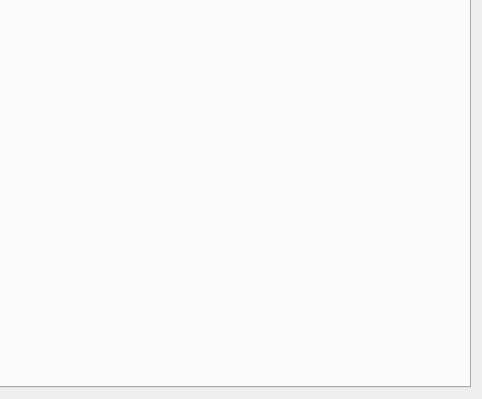
Qt form mainwindow.ui (alexwh/alan) before a commit; both pictures show x 216 to 698 and y 102 to 501 of the 698 by 501 pixel window.
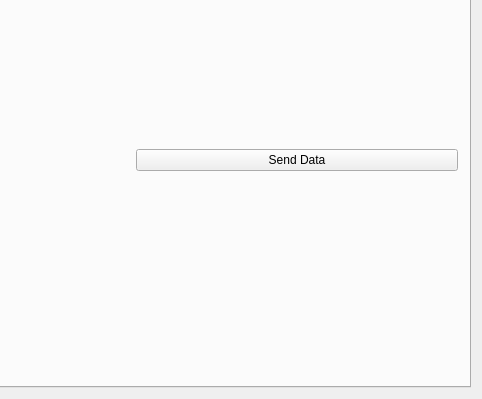
The same form after that commit. The open tabs and pages were chosen to show the change.

Commit message: implement send data button

```diff
--- a/mainwindow.ui
+++ b/mainwindow.ui
@@ -124,6 +124,13 @@
           </property>
          </widget>
         </item>
+        <item row="0" column="1">
+         <widget class="QPushButton" name="client_send_button">
+          <property name="text">
+           <string>Send Data</string>
+          </property>
+         </widget>
+        </item>
        </layout>
       </widget>
       <widget class="QWidget" name="remote_hexedit_tab">
```
Left out of the diff: 7 changed lines with no effect on the pictures. The commit also changes 2 other files.
